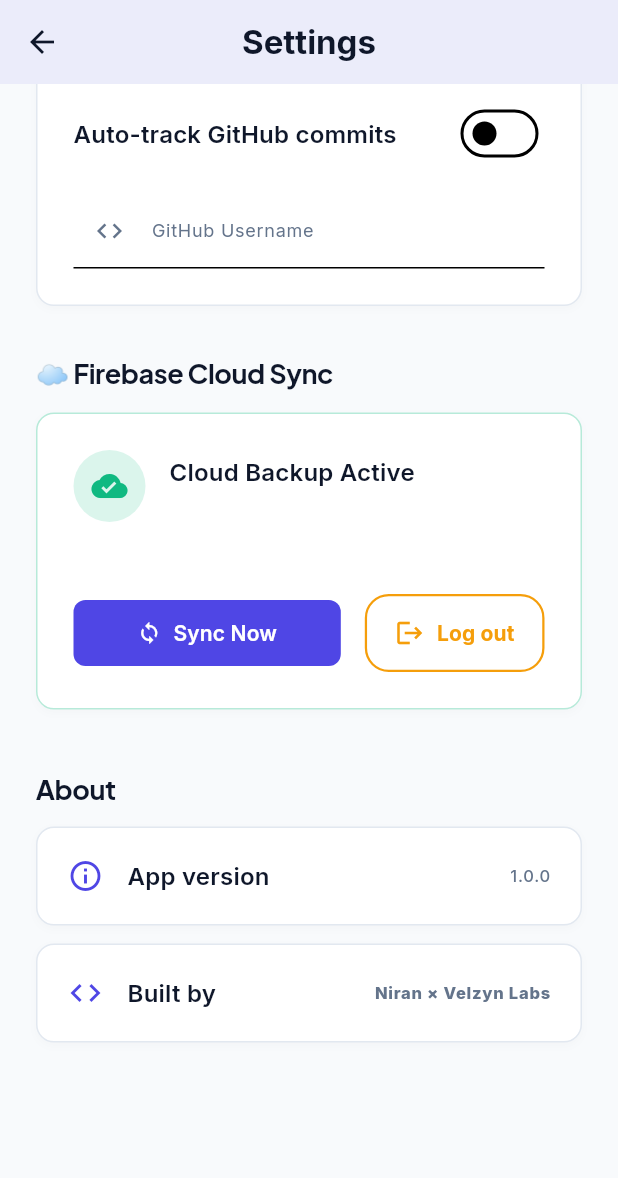
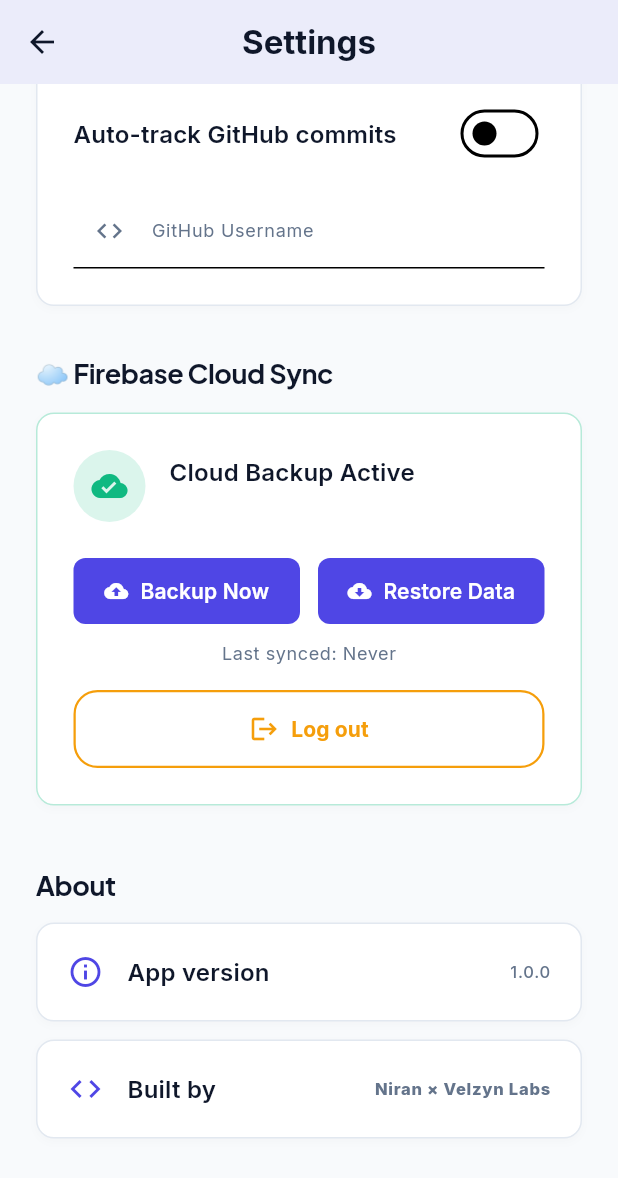
Before and after one commit to Niran31/Job-Ready, a Flutter app: the SettingsScreen screen opened directly, scrolled down 1094 dp, on a phone screen of 412 x 824 dp. Shown: the top 1178 px of the screen. Run offline on Flutter 3.47's test engine with Material 3 defaults, Android fonts, the phone set to English and light mode, and no system bars; our stand-ins replace cloud_firestore, connectivity_plus, firebase_auth, firebase_core, fl_chart, flutter_local_notifications and 9 more; accounts and stored records are empty.

Commit message:
feat: robust real-time firebase sync, offline queueing, and backup/restore

```diff
--- /dev/null
+++ b/jobready/lib/models/sync_queue_model.dart
@@ -0,0 +1,29 @@
+import 'package:hive/hive.dart';
+
+part 'sync_queue_model.g.dart';
+
+@HiveType(typeId: 6)
+class SyncQueueModel extends HiveObject {
+  @HiveField(0)
+  final String action; // 'SET', 'DELETE'
+
+  @HiveField(1)
+  final String collection; // 'habits', 'jobs', 'skills', 'weekly_reviews'
+
+  @HiveField(2)
+  final String docId;
+
+  @HiveField(3)
+  final Map<String, dynamic>? data;
+
+  @HiveField(4)
+  final int timestamp;
+
+  SyncQueueModel({
+    required this.action,
+    required this.collection,
+    required this.docId,
+    this.data,
+    required this.timestamp,
+  });
+}
--- a/jobready/lib/screens/settings_screen.dart
+++ b/jobready/lib/screens/settings_screen.dart
@@ -5,6 +5,7 @@ import 'package:shared_preferences/shared_preferences.dart';
 import '../controllers/habit_controller.dart';
 import '../controllers/notification_controller.dart';
 import '../controllers/auth_controller.dart';
+import '../controllers/sync_controller.dart';
 import '../services/sync_service.dart';
 import '../theme/app_theme.dart';
 import '../widgets/section_header.dart';
@@ -462,40 +463,38 @@ class _FirebaseSettingsCard extends StatelessWidget {
               ],
             ),
             const SizedBox(height: 24),
-            const SizedBox(height: 24),
             Row(
               children: [
                 Expanded(
-                  child: syncService.isSyncing.value
-                    ? const Center(
-                        child: SizedBox(
-                          height: 48,
-                          width: 48,
-                          child: CircularProgressIndicator(color: AppTheme.primary),
-                        ),
-                      )
-                    : SaasButton(
-                        text: 'Sync Now',
-                        icon: Icons.sync,
-                        onPressed: () async {
-                          if (user != null) {
-                            await syncService.syncAll(user.uid);
-                            if (context.mounted) {
-                              ScaffoldMessenger.of(context).showSnackBar(
-                                SnackBar(
-                                  content: Text('Data sync complete! ☁️',
-                                      style: TextStyle(color: AppTheme.textPrimary(context))),
-                                  backgroundColor: AppTheme.cardColor(context),
-                                  behavior: SnackBarBehavior.floating,
-                                ),
-                              );
-                            }
-                          }
-                        },
+                  child: SaasButton(
+                    text: 'Backup Now',
+                    icon: Icons.cloud_upload,
+                    onPressed: () => SyncController.to.backupNow(),
                   ),
                 ),
-                const SizedBox(width: 16),
-                OutlinedButton.icon(
+                const SizedBox(width: 12),
+                Expanded(
+                  child: SaasButton(
+                    text: 'Restore Data',
+                    icon: Icons.cloud_download,
+                    onPressed: () => SyncController.to.restoreData(),
+                  ),
+                ),
+              ],
+            ),
+            const SizedBox(height: 12),
+            Center(
+              child: Obx(() => Text(
+                'Last synced: ${SyncController.to.lastSyncedTime.value}',
+                style: Theme.of(context).textTheme.bodySmall?.copyWith(
+                  color: AppTheme.textSecondary(context),
+                ),
+              )),
+            ),
+            const SizedBox(height: 16),
+            SizedBox(
+              width: double.infinity,
+              child: OutlinedButton.icon(
                 onPressed: authController.isLoading.value ? null : () => authController.logout(),
                 icon: authController.isLoading.value
                     ? const SizedBox(width: 20, height: 20, child: CircularProgressIndicator(strokeWidth: 2))
@@ -504,11 +503,10 @@ class _FirebaseSettingsCard extends StatelessWidget {
                 style: OutlinedButton.styleFrom(
                   foregroundColor: AppTheme.accent,
                   side: const BorderSide(color: AppTheme.accent, width: 1.5),
-                    padding: const EdgeInsets.symmetric(horizontal: 20, vertical: 16),
+                  padding: const EdgeInsets.symmetric(vertical: 16),
                   shape: RoundedRectangleBorder(borderRadius: BorderRadius.circular(16)),
                 ),
               ),
-              ],
             ),
           ],
         ),
--- a/jobready/lib/screens/splash_screen.dart
+++ b/jobready/lib/screens/splash_screen.dart
@@ -3,6 +3,7 @@ import 'package:lottie/lottie.dart';
 import 'package:get/get.dart';
 import 'package:firebase_auth/firebase_auth.dart';
 import '../main.dart';
+import '../services/sync_service.dart';
 import '../theme/app_theme.dart';
 
 class SplashScreen extends StatefulWidget {
@@ -23,6 +24,9 @@ class _SplashScreenState extends State<SplashScreen> {
       }
       final user = FirebaseAuth.instance.currentUser;
       if (user != null) {
+        if (Get.isRegistered<SyncService>()) {
+          SyncService.to.syncAll(user.uid);
+        }
         Get.offAllNamed('/home');
       } else {
         Get.offAllNamed('/login');
--- a/jobready/pubspec.yaml
+++ b/jobready/pubspec.yaml
@@ -40,6 +40,7 @@ dependencies:
   google_sign_in: ^6.2.1
   google_fonts: ^8.1.0
   flutter_timezone: ^5.1.0
+  connectivity_plus: ^7.1.1
 
 dev_dependencies:
   flutter_test:
```
Also changed, not shown: jobready/lib/controllers/sync_controller.dart (added, +150 -0 lines), jobready/lib/main.dart (+9 -4 lines), jobready/lib/services/sync_service.dart (+281 -115 lines), jobready/lib/models/sync_queue_model.g.dart (added), jobready/pubspec.lock, 3 other files. Lines whose indentation alone changed are shown as unchanged.
